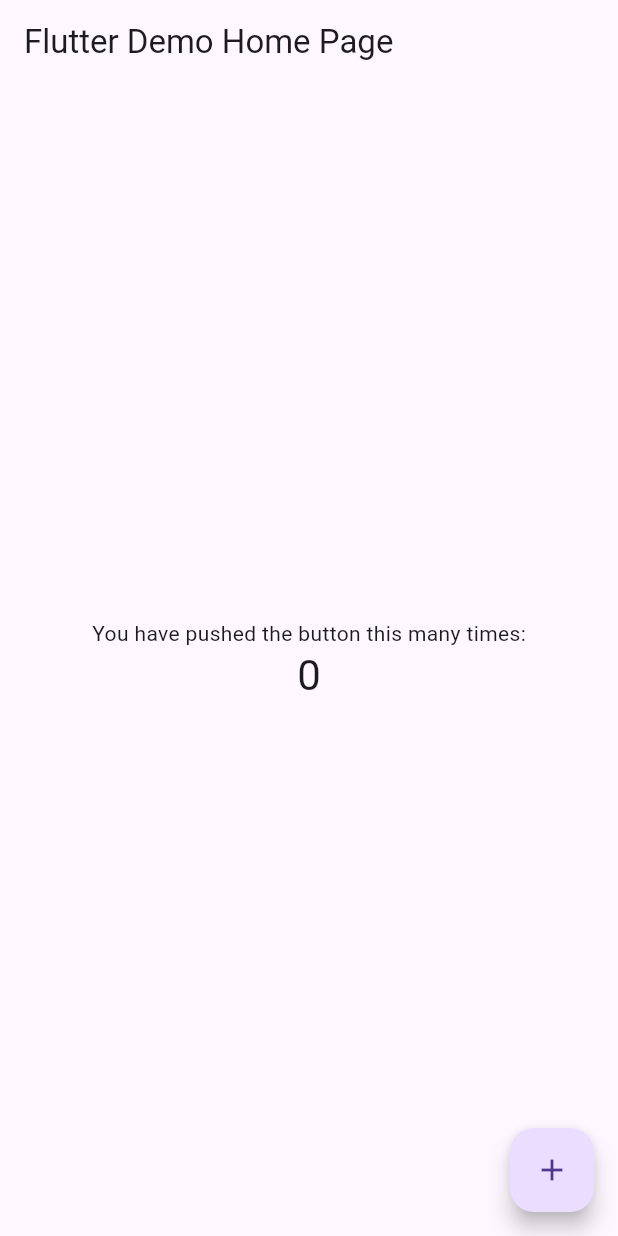
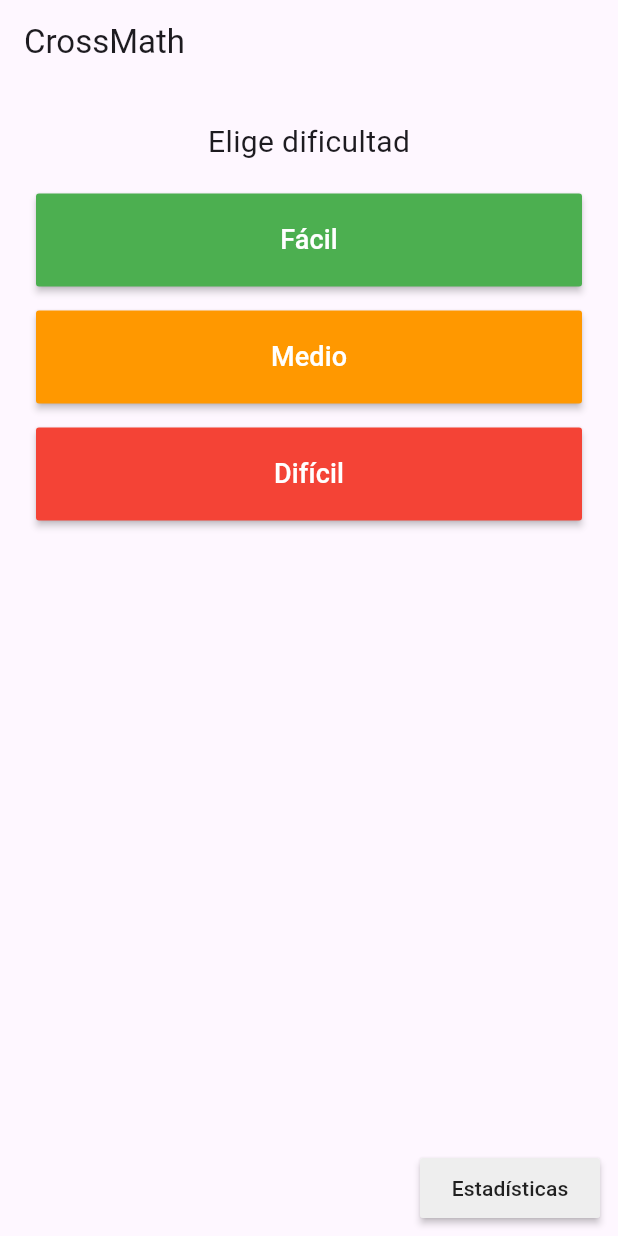
Before and after one commit to samboadas221/flutter-old, a Flutter app: the screen it shows after launch, on a phone screen of 412 x 824 dp. Run offline on Flutter 3.47's test engine with Material 3 defaults, Android fonts, the phone set to English and light mode, and no system bars.

Commit message:
Creating new game. Adding Home Screen

```diff
--- a/lib/main.dart
+++ b/lib/main.dart
@@ -1,117 +1,16 @@
 import 'package:flutter/material.dart';
+import 'ui/screens/home_screen.dart';
 
-void main() {
-  runApp(MyApp());
-}
+void main() => runApp(MyApp());
 
 class MyApp extends StatelessWidget {
-  // This widget is the root of your application.
   @override
   Widget build(BuildContext context) {
     return MaterialApp(
-      title: 'Flutter Demo',
-      theme: ThemeData(
-        // This is the theme of your application.
-        //
-        // Try running your application with "flutter run". You'll see the
-        // application has a blue toolbar. Then, without quitting the app, try
-        // changing the primarySwatch below to Colors.green and then invoke
-        // "hot reload" (press "r" in the console where you ran "flutter run",
-        // or simply save your changes to "hot reload" in a Flutter IDE).
-        // Notice that the counter didn't reset back to zero; the application
-        // is not restarted.
-        primarySwatch: Colors.blue,
-        // This makes the visual density adapt to the platform that you run
-        // the app on. For desktop platforms, the controls will be smaller and
-        // closer together (more dense) than on mobile platforms.
-        visualDensity: VisualDensity.adaptivePlatformDensity,
-      ),
-      home: MyHomePage(title: 'Flutter Demo Home Page'),
+      title: 'CrossMath',
+      debugShowCheckedModeBanner: false,
+      theme: ThemeData(primarySwatch: Colors.indigo),
+      home: HomeScreen(),
     );
   }
 }
-
-class MyHomePage extends StatefulWidget {
-  MyHomePage({Key key, this.title}) : super(key: key);
-
-  // This widget is the home page of your application. It is stateful, meaning
-  // that it has a State object (defined below) that contains fields that affect
-  // how it looks.
-
-  // This class is the configuration for the state. It holds the values (in this
-  // case the title) provided by the parent (in this case the App widget) and
-  // used by the build method of the State. Fields in a Widget subclass are
-  // always marked "final".
-
-  final String title;
-
-  @override
-  _MyHomePageState createState() => _MyHomePageState();
-}
-
-class _MyHomePageState extends State<MyHomePage> {
-  int _counter = 0;
-
-  void _incrementCounter() {
-    setState(() {
-      // This call to setState tells the Flutter framework that something has
-      // changed in this State, which causes it to rerun the build method below
-      // so that the display can reflect the updated values. If we changed
-      // _counter without calling setState(), then the build method would not be
-      // called again, and so nothing would appear to happen.
-      _counter++;
-    });
-  }
-
-  @override
-  Widget build(BuildContext context) {
-    // This method is rerun every time setState is called, for instance as done
-    // by the _incrementCounter method above.
-    //
-    // The Flutter framework has been optimized to make rerunning build methods
-    // fast, so that you can just rebuild anything that needs updating rather
-    // than having to individually change instances of widgets.
-    return Scaffold(
-      appBar: AppBar(
-        // Here we take the value from the MyHomePage object that was created by
-        // the App.build method, and use it to set our appbar title.
-        title: Text(widget.title),
-      ),
-      body: Center(
-        // Center is a layout widget. It takes a single child and positions it
-        // in the middle of the parent.
-        child: Column(
-          // Column is also a layout widget. It takes a list of children and
-          // arranges them vertically. By default, it sizes itself to fit its
-          // children horizontally, and tries to be as tall as its parent.
-          //
-          // Invoke "debug painting" (press "p" in the console, choose the
-          // "Toggle Debug Paint" action from the Flutter Inspector in Android
-          // Studio, or the "Toggle Debug Paint" command in Visual Studio Code)
-          // to see the wireframe for each widget.
-          //
-          // Column has various properties to control how it sizes itself and
-          // how it positions its children. Here we use mainAxisAlignment to
-          // center the children vertically; the main axis here is the vertical
-          // axis because Columns are vertical (the cross axis would be
-          // horizontal).
-          mainAxisAlignment: MainAxisAlignment.center,
-          children: <Widget>[
-            Text(
-              'You have pushed the button this many times:',
-            ),
-            Text(
-              '$_counter',
-              style: Theme.of(context).textTheme.headline4,
-            ),
-          ],
-        ),
-      ),
-      floatingActionButton: FloatingActionButton(
-        onPressed: _incrementCounter,
-        tooltip: 'Increment',
-        child: Icon(Icons.add),
-      ), // This trailing comma makes auto-formatting nicer for build methods.
-    );
-  }
-}
--- /dev/null
+++ b/lib/ui/screens/home_screen.dart
@@ -0,0 +1,50 @@
+import 'package:flutter/material.dart';
+
+class HomeScreen extends StatelessWidget {
+  Widget _bigButton(BuildContext c, String label, Color color) {
+    return Container(
+      width: double.infinity,
+      margin: EdgeInsets.symmetric(vertical: 8.0, horizontal: 24.0),
+      child: RaisedButton(
+        onPressed: () {}, // placeholder
+        color: color,
+        textColor: Colors.white,
+        padding: EdgeInsets.symmetric(vertical: 18.0),
+        child: Text(label, style: TextStyle(fontSize: 18.0)),
+      ),
+    );
+  }
+
+  @override
+  Widget build(BuildContext context) {
+    return Scaffold(
+      appBar: AppBar(title: Text('CrossMath')),
+      body: SafeArea(
+        child: Column(
+          children: <Widget>[
+            SizedBox(height: 24.0),
+            Text('Elige dificultad', style: TextStyle(fontSize: 20.0)),
+            SizedBox(height: 12.0),
+            _bigButton(context, 'Fácil', Colors.green),
+            _bigButton(context, 'Medio', Colors.orange),
+            _bigButton(context, 'Difícil', Colors.red),
+            Expanded(child: Container()), // pushes stats button to bottom
+            Container(
+              alignment: Alignment.centerRight,
+              padding: EdgeInsets.only(right: 12.0, bottom: 12.0),
+              child: SizedBox(
+                width: 120,
+                height: 40,
+                child: RaisedButton(
+                  onPressed: () {}, // placeholder: abrir estadísticas
+                  color: Colors.grey[200],
+                  child: Text('Estadísticas', style: TextStyle(color: Colors.black87)),
+                ),
+              ),
+            ),
+          ],
+        ),
+      ),
+    );
+  }
+}
```
Also changed, not shown: workflow.txt (added, +78 -0 lines), lib/app_config.dart (added), lib/data/json_formats.dart (added), lib/data/storage_manager.dart (added), lib/domain/generator.dart (added), lib/domain/puzzle_model.dart (added), lib/domain/rules.dart (added), lib/domain/solver.dart (added), lib/services/analytics_service.dart (added), lib/services/export_service.dart (added), lib/ui/screens/game_screen.dart (added), lib/ui/screens/stats_screen.dart (added), lib/ui/widgets/bank_widget.dart (added), lib/ui/widgets/board_widget.dart (added), 3 more files.
